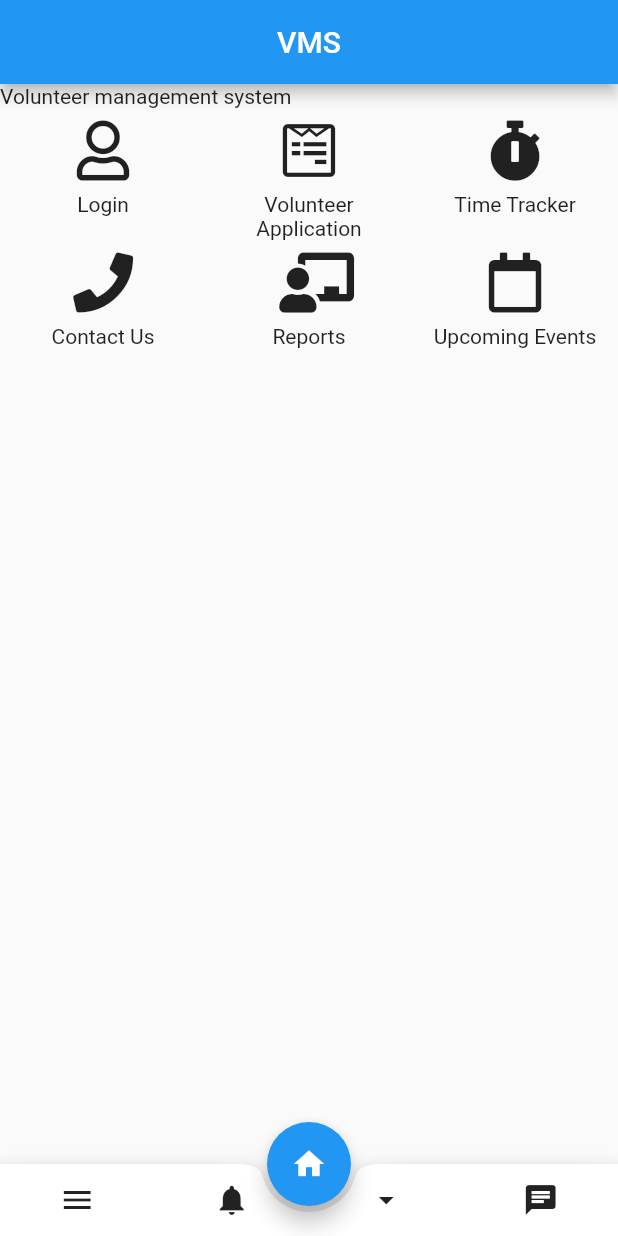
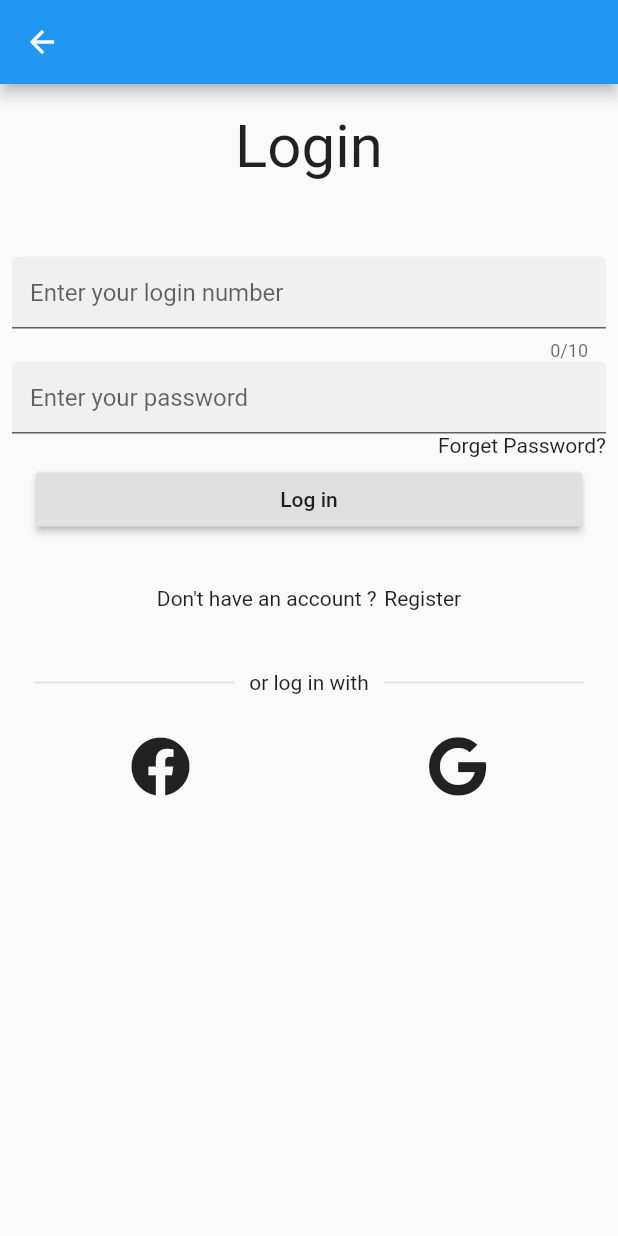
Before and after one commit to ce-akhil/Volunteer-Management-System, a Flutter app: the screen it shows after launch, after a tap on an icon or button, on a phone screen of 412 x 824 dp. Run offline on Flutter 3.47's test engine with Material 2 defaults, Android fonts, the phone set to English and light mode, and no system bars; our stand-ins replace bot_toast, font_awesome_flutter, responsive_grid.

Commit message:
added login page, contact page , and several edits

```diff
--- a/lib/contactus.dart
+++ b/lib/contactus.dart
@@ -63,7 +63,7 @@ class _ContactUsState extends State<ContactUs> {
                       ],
                     ),
                   ),
-                  //if (isPortrait) _addGap(tileMargin * 3),
+                  if (isPortrait) _addGap(tileMargin * 3),
                   ResponsiveGridCol(
                     xs: 12,
                     sm: 6,
@@ -81,7 +81,7 @@ class _ContactUsState extends State<ContactUs> {
                       ],
                     ),
                   ),
-                  //if (isPortrait) _addGap(tileMargin * 3),
+                  if (isPortrait) _addGap(tileMargin * 3),
                   ResponsiveGridCol(
                     xs: 12,
                     sm: 6,
--- /dev/null
+++ b/lib/login.dart
@@ -0,0 +1,261 @@
+import 'package:bot_toast/bot_toast.dart';
+import 'package:flutter/gestures.dart';
+import 'package:flutter/material.dart';
+import 'package:font_awesome_flutter/font_awesome_flutter.dart';
+import 'package:responsive_grid/responsive_grid.dart';
+
+
+class LoginPage extends StatelessWidget {
+  LoginPage({Key key, this.title}) : super(key: key);
+  final GlobalKey<ScaffoldState> _scaffoldKey = GlobalKey<ScaffoldState>();
+  final _formKey = GlobalKey<FormState>();
+
+  final double tileMargin = 10;
+
+  final String title;
+
+  final _passwordFieldKey = GlobalKey<FormFieldState<String>>();
+
+  Widget _divider() {
+    return Container(
+      margin: EdgeInsets.symmetric(vertical: 10),
+      child: Row(
+        children: <Widget>[
+          SizedBox(
+            width: 5,
+          ),
+          Expanded(
+            child: Padding(
+              padding: EdgeInsets.symmetric(horizontal: 10),
+              child: Divider(
+                thickness: 1,
+              ),
+            ),
+          ),
+          Text('or log in with'),
+          Expanded(
+            child: Padding(
+              padding: EdgeInsets.symmetric(horizontal: 10),
+              child: Divider(
+                thickness: 1,
+              ),
+            ),
+          ),
+          SizedBox(
+            width: 5,
+          ),
+        ],
+      ),
+    );
+  }
+
+  Widget _createAccountLabel(BuildContext context) {
+    return Container(
+      margin: EdgeInsets.symmetric(vertical: 20),
+      alignment: Alignment.bottomCenter,
+      child: Row(
+        mainAxisAlignment: MainAxisAlignment.center,
+        children: <Widget>[
+          Text(
+            'Don\'t have an account ?',
+          ),
+          SizedBox(
+            width: 5,
+          ),
+          InkWell(
+            onTap: () {
+              if (ModalRoute.of(_scaffoldKey.currentContext).settings.name ==
+                  '/auth/signup') {
+                BotToast.showText(text: 'You are already at Signup Page');
+                return;
+              }
+            },
+            child: Text(
+              'Register',
+            ),
+          )
+        ],
+      ),
+    );
+  }
+
+  @override
+  Widget build(BuildContext context) {
+    Future<bool> _warnUserAboutInvalidData() async {
+      return await showDialog<bool>(
+            context: context,
+            builder: (BuildContext context) {
+              return AlertDialog(
+                title: const Text('Any hesitation?'),
+                content: const Text(
+                    'If you are getting any issue while filling the form we are happy to help. Feel free to contact us.'),
+                actions: <Widget>[
+                  FlatButton(
+                    child: Text(
+                      'YES',
+                    ),
+                    onPressed: () {
+                      Navigator.of(context).pop(true);
+                    },
+                  ),
+                  FlatButton(
+                    child: Text(
+                      'NO',
+                    ),
+                    onPressed: () {
+                      Navigator.of(context).pop(false);
+                    },
+                  ),
+                ],
+              );
+            },
+          ) ??
+          false;
+    }
+
+    bool isPortrait = MediaQuery.of(context).orientation == Orientation.portrait
+        ? true
+        : false;
+    return Scaffold(
+      drawerDragStartBehavior: DragStartBehavior.down,
+      key: _scaffoldKey,
+      appBar: AppBar(
+
+      ),
+      body: SafeArea(
+        child: Form(
+          key: _formKey,
+          onWillPop: _warnUserAboutInvalidData,
+          child: Scrollbar(
+            child: SingleChildScrollView(
+              dragStartBehavior: DragStartBehavior.down,
+              child: Padding(
+                padding: const EdgeInsets.all(8.0),
+                child: ResponsiveGridRow(
+                  children: [
+                    if (isPortrait) _addGap(tileMargin),
+                    ResponsiveGridCol(
+                      xs: 12,
+                      child: Center(
+                        child: Text('Login',
+                            style: TextStyle(
+                                fontSize: 40)),
+                      )
+                    ),
+                    if (isPortrait) _addGap(tileMargin * 5),
+                    ResponsiveGridCol(
+                        xs: 12,
+                        child: TextFormField(
+                          decoration: InputDecoration(
+
+                            hintText: 'Enter your login number',
+                            border: const UnderlineInputBorder(),
+                            filled: true,
+
+                          ),
+                          validator: (String value) {
+                            if (value == null) {
+                              return null;
+                            }
+                            if (value.isEmpty) {
+                              return 'Please enter valid mobile number';
+                            }
+                            final n = num.tryParse(value);
+                            if (n == null) {
+                              return '"$value" is not a valid number';
+                            }
+                            if (n < 4999999999) {
+                              return '"$value" is not a valid phone number';
+                            }
+                            return null;
+                          },
+                          maxLines: 1,
+                          maxLength: 10,
+                        )),
+                    ResponsiveGridCol(
+                        xs: 12,
+                        child: TextFormField(
+                          decoration: new InputDecoration(
+                            hintText: 'Enter your password'
+                                ,
+                            border: const UnderlineInputBorder(),
+                            filled: true,
+                          ),
+                        )),
+                    ResponsiveGridCol(
+                      child: Container(
+                        child: Row(
+                          mainAxisAlignment: MainAxisAlignment.end,
+                          children: <Widget>[
+                            InkWell(
+                              onTap: () {},
+                              child: Text(
+                                'Forget Password?',
+                              ),
+                            )
+                          ],
+                        ),
+                      ),
+                    ),
+                    ResponsiveGridCol(
+                      child: ListTile(
+                        title: RaisedButton(
+                          onPressed: () {},
+                          child: Text(
+                            'Log in',
+                          ),
+                        ),
+                      ),
+                    ),
+                    if (isPortrait) _addGap(tileMargin),
+                    ResponsiveGridCol(
+                      child: _createAccountLabel(context),
+                    ),
+                    if (isPortrait) _addGap(tileMargin),
+                    ResponsiveGridCol(
+                      child: _divider(),
+                    ),
+                    if (isPortrait) _addGap(tileMargin),
+                    ResponsiveGridCol(
+                      xs: 6,
+                      child: Column(
+                        mainAxisAlignment: MainAxisAlignment.center,
+                        children: <Widget>[
+                          IconButton(
+                              iconSize: 40,
+                              icon: Icon(FontAwesomeIcons.facebook),
+                              onPressed: (){}),
+                        ],
+                      ),
+                    ),
+                    ResponsiveGridCol(
+                      xs: 6,
+                      child: Column(
+                        mainAxisAlignment: MainAxisAlignment.center,
+                        children: <Widget>[
+                          IconButton(
+                            iconSize: 40,
+                            icon: Icon(FontAwesomeIcons.google),
+                            onPressed: () {},
+                          ),
+                        ],
+                      ),
+                    ),
+                  ],
+                ),
+              ),
+            ),
+          ),
+        ),
+      ),
+    );
+  }
+}
+
+ResponsiveGridCol _addGap(double tileMargin) {
+  return ResponsiveGridCol(
+    child: SizedBox(
+      height: tileMargin,
+    ),
+  );
+}
--- a/lib/main.dart
+++ b/lib/main.dart
@@ -4,6 +4,7 @@ import 'package:responsive_grid/responsive_grid.dart';
 import 'package:vms/action_button.dart';
 import 'package:vms/appbottombar.dart';
 import 'package:vms/contactus.dart';
+import 'package:vms/login.dart';
 import 'package:vms/report.dart';
 import 'package:vms/volunteer_application.dart';
 
@@ -13,15 +14,17 @@ void main() => runApp(volunteerManagementSystem());
 // ignore: camel_case_types
 class volunteerManagementSystem extends StatefulWidget {
 
+
   @override
   _volunteerManagementSystemState createState() => _volunteerManagementSystemState();
 }
 
 class _volunteerManagementSystemState extends State<volunteerManagementSystem> {
-  double tileMargin = 30;
+
 
   @override
   Widget build(BuildContext context) {
+
     return MaterialApp(
       theme: ThemeData(),
       home: HomeScreen()
@@ -37,11 +40,15 @@ class HomeScreen extends StatefulWidget {
 class _HomeScreenState extends State<HomeScreen> {
   @override
   Widget build(BuildContext context) {
+    bool isPortrait = MediaQuery.of(context).orientation == Orientation.portrait
+        ? true
+        : false;
+    double tileMargin = 30;
     return Scaffold(
       resizeToAvoidBottomInset: false,
       appBar: AppBar(
         title: Center(
-          child: const Text('VMS'),
+          child: const Text('Volunteer management System'),
         ),
       ),
       bottomNavigationBar: AppBottomBar(),
@@ -53,15 +60,16 @@ class _HomeScreenState extends State<HomeScreen> {
               child: Container(
                 child: ResponsiveGridRow(
                   children: [
-//                     if (isPortrait) _addGap(tileMargin),
+                   if (isPortrait) _addGap(tileMargin),
                     ResponsiveGridCol(
                       xs: 12,
                       child: SizedBox(
-                          child:
-                          Text('Volunteer management system')
+                        height: (isPortrait) ? 196 : 76,
+                        child:
+                        Image(image: AssetImage("assets/logo/vms.png")),
                       ),
                     ),
-                    /* if (isPortrait) _addGap(tileMargin * 2),*/
+                    if (isPortrait) _addGap(tileMargin * 2),
                     ResponsiveGridCol(
                       xs: 4,
                       child: Column(
@@ -71,6 +79,9 @@ class _HomeScreenState extends State<HomeScreen> {
                             iconSize: 40,
                             icon: Icon(FontAwesomeIcons.user),
                             onPressed: () {
+                              Navigator.push(
+                                  context,
+                                  MaterialPageRoute(builder: (context) => LoginPage()));
                             },
                           ),
                           Text(
@@ -113,7 +124,7 @@ class _HomeScreenState extends State<HomeScreen> {
                         ],
                       ),
                     ),
-                    /*if (isPortrait) _addGap(tileMargin),*/
+                    if (isPortrait) _addGap(tileMargin),
                     ResponsiveGridCol(
                       xs: 4,
                       child: Column(
@@ -177,3 +188,11 @@ class _HomeScreenState extends State<HomeScreen> {
     );
   }
 }
+
+ResponsiveGridCol _addGap(double tileMargin) {
+  return ResponsiveGridCol(
+    child: SizedBox(
+      height: tileMargin,
+    ),
+  );
+}
--- a/lib/report.dart
+++ b/lib/report.dart
@@ -80,11 +80,3 @@ class Report extends StatelessWidget {
     );
   }
 }
-
-ResponsiveGridCol _addGap(double tileMargin) {
-  return ResponsiveGridCol(
-    child: SizedBox(
-      height: tileMargin,
-    ),
-  );
-}
```
Also changed, not shown: pubspec.yaml (+3 -37 lines), assets/logo/vms.png (added), lib/theme.dart (added).
